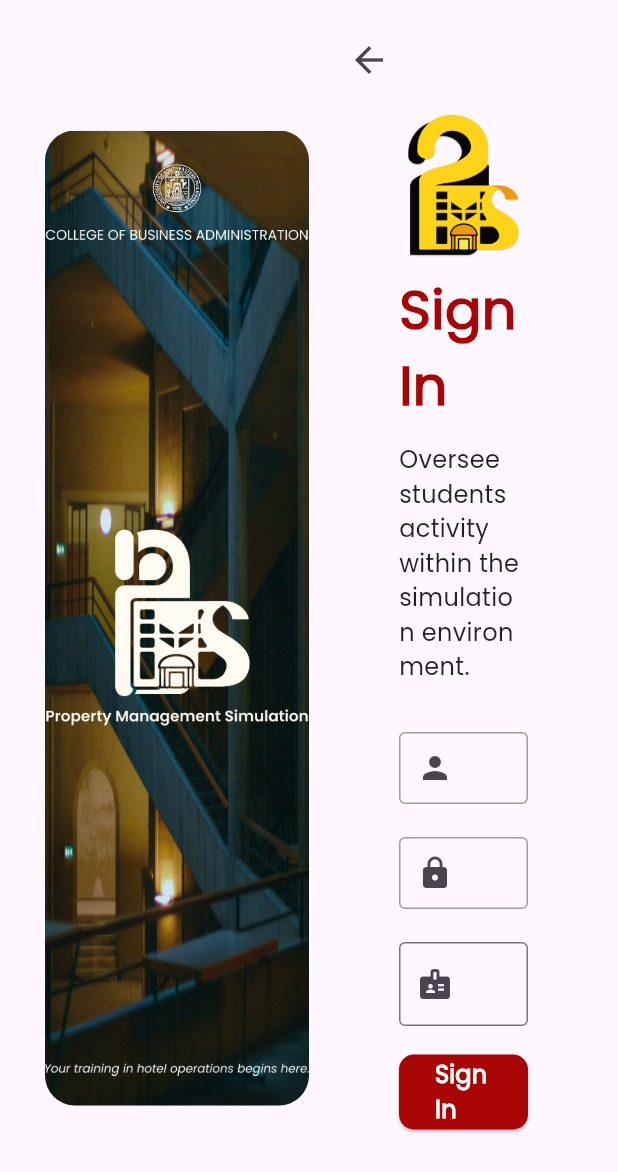
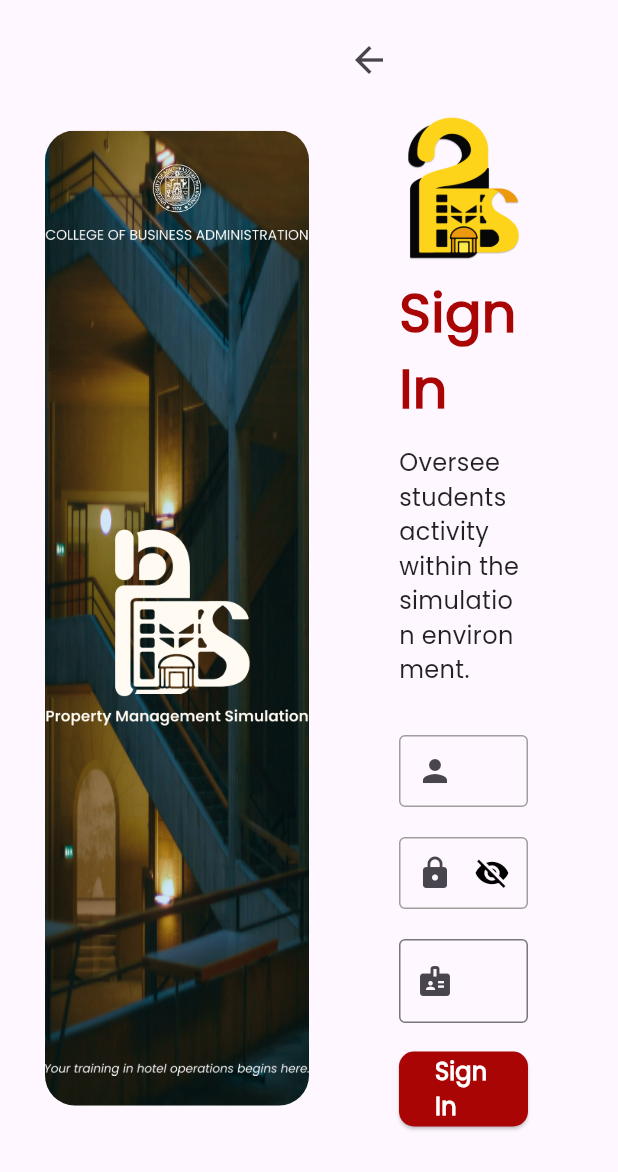
Before and after one commit to KizJem/property-management-system, a Flutter app: the AdminLoginPage screen opened directly, on a phone screen of 412 x 824 dp. Shown: the top 1172 px of the screen. Run offline on Flutter 3.47's test engine with Material 3 defaults, Android fonts, the phone set to English and light mode, and no system bars.

Commit message:
Updated the admin login see password

```diff
--- a/frontend/lib/adminlogin.dart
+++ b/frontend/lib/adminlogin.dart
@@ -18,6 +18,7 @@
 
   bool _invalidUsername = false;
   bool _invalidPassword = false;
+  bool _isPasswordVisible = false; // 👁️ toggle
 
   void _login() {
     final username = _usernameController.text.trim();
@@ -43,7 +44,7 @@
     return Scaffold(
       body: Row(
         children: [
-          // LEFT COL (Image) - copied from userlogin.dart
+          // Left Column - Image
           Expanded(
             child: Container(
               margin: const EdgeInsets.only(left: 30.0),
@@ -100,11 +101,10 @@
             ),
           ),
 
-          // RIGHT COL (Form + Back Arrow)
+          // Right Column - Form
           Expanded(
             child: Stack(
               children: [
-                // Back Button
                 Positioned(
                   top: 16,
                   left: 16,
@@ -118,8 +118,6 @@
                     },
                   ),
                 ),
-
-                // Login Form
                 Center(
                   child: SingleChildScrollView(
                     child: Padding(
@@ -139,7 +137,7 @@
                               'Sign In',
                               style: TextStyle(
                                 fontSize: 36,
-                                fontWeight: FontWeight.w600, // semi-bold
+                                fontWeight: FontWeight.w600,
                                 color: Color(0xFFA80504),
                               ),
                             ),
@@ -153,7 +151,7 @@
                             ),
                             const SizedBox(height: 32),
 
-                            // Username Field
+                            // Username
                             _buildTextField(
                               controller: _usernameController,
                               label: 'Username',
@@ -161,9 +159,8 @@
                               isError: _invalidUsername,
                               errorText: 'Invalid username',
                             ),
-                            const SizedBox(height: 2),
 
-                            // Password Field
+                            // Password with toggle
                             _buildTextField(
                               controller: _passwordController,
                               label: 'Password',
@@ -172,9 +169,8 @@
                               isError: _invalidPassword,
                               errorText: 'Invalid password',
                             ),
-                            const SizedBox(height: 2),
 
-                            // Admin Name Field
+                            // Admin Name
                             SizedBox(
                               width: 500,
                               height: 60,
@@ -210,7 +206,7 @@
                                 child: const Text(
                                   'Sign In',
                                   style: TextStyle(
-                                    color: Color.fromARGB(255, 255, 255, 255),
+                                    color: Colors.white,
                                     fontSize: 16,
                                     fontWeight: FontWeight.w600,
                                   ),
@@ -247,10 +243,25 @@
           height: 60,
           child: TextFormField(
             controller: controller,
-            obscureText: isPassword,
+            obscureText: isPassword ? !_isPasswordVisible : false,
             decoration: InputDecoration(
               labelText: label,
               prefixIcon: Icon(icon, color: isError ? Colors.red : null),
+              suffixIcon: isPassword
+                  ? IconButton(
+                      icon: Icon(
+                        _isPasswordVisible
+                            ? Icons.visibility
+                            : Icons.visibility_off,
+                        color: Colors.black,
+                      ),
+                      onPressed: () {
+                        setState(() {
+                          _isPasswordVisible = !_isPasswordVisible;
+                        });
+                      },
+                    )
+                  : null,
               labelStyle: TextStyle(color: isError ? Colors.red : null),
               border: const OutlineInputBorder(),
               enabledBorder: OutlineInputBorder(
@@ -278,7 +289,7 @@
         ),
         if (isError)
           Transform.translate(
-            offset: const Offset(0, -8), // keep it close to the field
+            offset: const Offset(0, -8),
             child: Container(
               width: 500,
               alignment: Alignment.centerRight,
```
Also changed, not shown: frontend/lib/userlogin.dart (+13 -6 lines).
